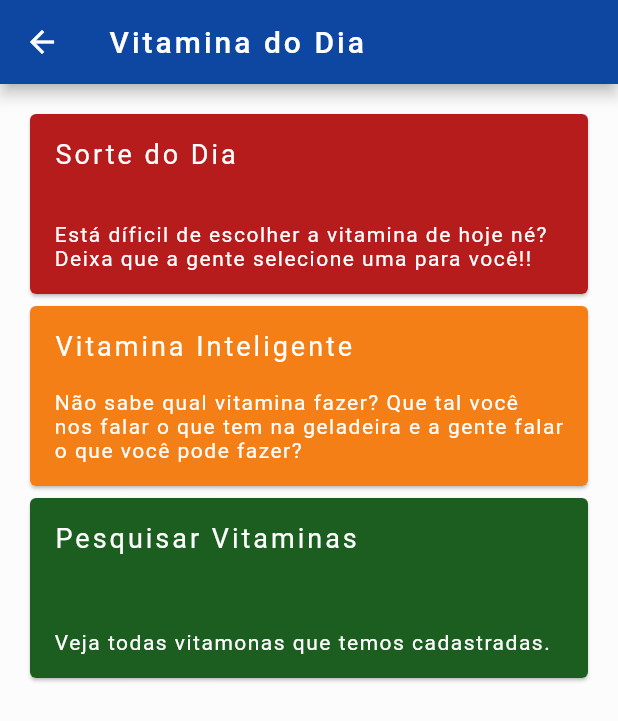
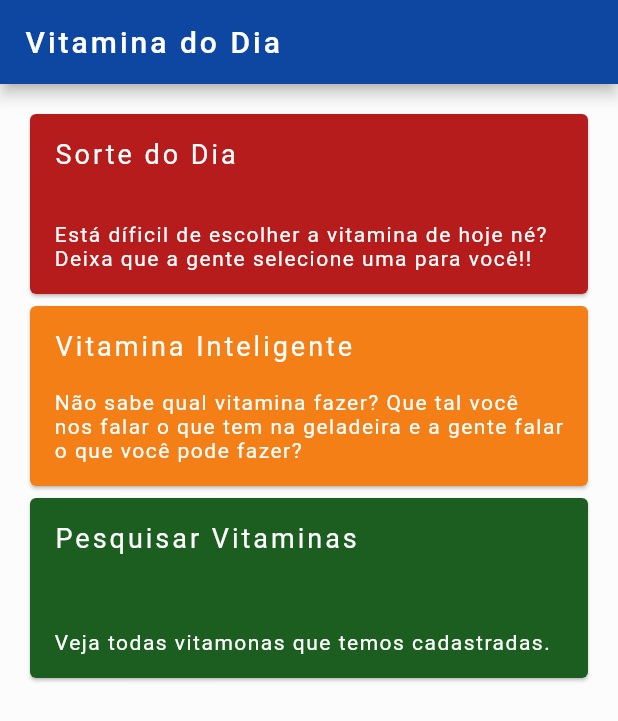
Before and after one commit to thalesbm/flutter_vitaminas, a Flutter app: the screen it shows after launch, on a phone screen of 412 x 824 dp. Shown: the top 721 px of the screen. Run offline on Flutter 3.47's test engine with Material 2 defaults, Android fonts, the light colour scheme and no system bars; our stand-ins replace google_fonts, hexcolor; Roboto replaces fonts that are missing (Ubuntu).

Commit message:
organizado layout

```diff
--- a/lib/common/base_page_statelesswidget.dart
+++ b/lib/common/base_page_statelesswidget.dart
@@ -7,8 +7,10 @@ abstract class BasePageStatelessWidget extends StatelessWidget {
 
   String setToolbarTitle();
 
+  bool displayToolbarBackIcon();
+
   @override
   Widget build(BuildContext context) {
-    return Scaffold(appBar: CustomToolbar(this.setToolbarTitle()), body: this.setBody(context));
+    return Scaffold(appBar: CustomToolbar(this.setToolbarTitle(), this.displayToolbarBackIcon()), body: this.setBody(context));
   }
 }
--- a/lib/common/view/toolbar.dart
+++ b/lib/common/view/toolbar.dart
@@ -8,7 +8,7 @@ class CustomToolbar extends StatelessWidget implements PreferredSizeWidget {
   final String _title;
   final bool displayBackButton;
 
-  CustomToolbar(this._title, {this.displayBackButton = true});
+  CustomToolbar(this._title, this.displayBackButton);
 
   @override
   Size get preferredSize => const Size.fromHeight(56);
--- a/lib/feature/detail/details_page.dart
+++ b/lib/feature/detail/details_page.dart
@@ -15,4 +15,7 @@ class DetailsPage extends BasePageStatelessWidget {
   Container setBody(BuildContext context) {
     return Container();
   }
+
+  @override
+  bool displayToolbarBackIcon() => true;
 }
--- a/lib/feature/home/home_page.dart
+++ b/lib/feature/home/home_page.dart
@@ -12,6 +12,9 @@ class HomePage extends BasePageStatelessWidget {
 
   @override
   String setToolbarTitle() => "Vitamina do Dia";
+
+  @override
+  bool displayToolbarBackIcon() => false;
 
   @override
   Container setBody(BuildContext context) {
--- a/lib/feature/search/search_page.dart
+++ b/lib/feature/search/search_page.dart
@@ -5,6 +5,10 @@ import 'package:vitamin_of_the_day/feature/search/model/vitamin_model.dart';
 import 'package:vitamin_of_the_day/feature/search/view/item_view.dart';
 
 class SearchPage extends BasePageStatelessWidget {
+
+  @override
+  bool displayToolbarBackIcon() => true;
+
   List<VitaminModel> _model = [
     VitaminModel("Banana com mamão", "005-banana"),
     VitaminModel("Banana com mamão e maça", "015-apple"),
--- a/lib/feature/smart/smart_page.dart
+++ b/lib/feature/smart/smart_page.dart
@@ -4,6 +4,10 @@ import 'package:vitamin_of_the_day/feature/smart/view/chips_view.dart';
 import 'package:vitamin_of_the_day/feature/smart/view/header_view.dart';
 
 class SmartPage extends BasePageStatelessWidget {
+
+  @override
+  bool displayToolbarBackIcon() => true;
+
   @override
   String setToolbarTitle() => "Vitamina Inteligente";
 
```
